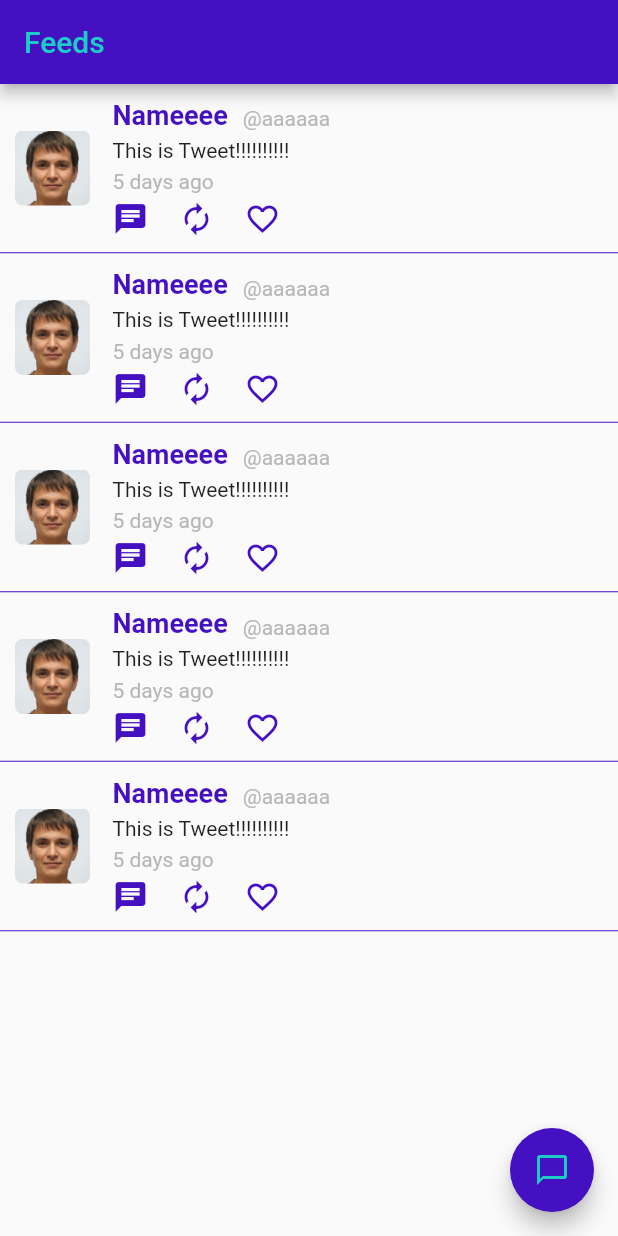
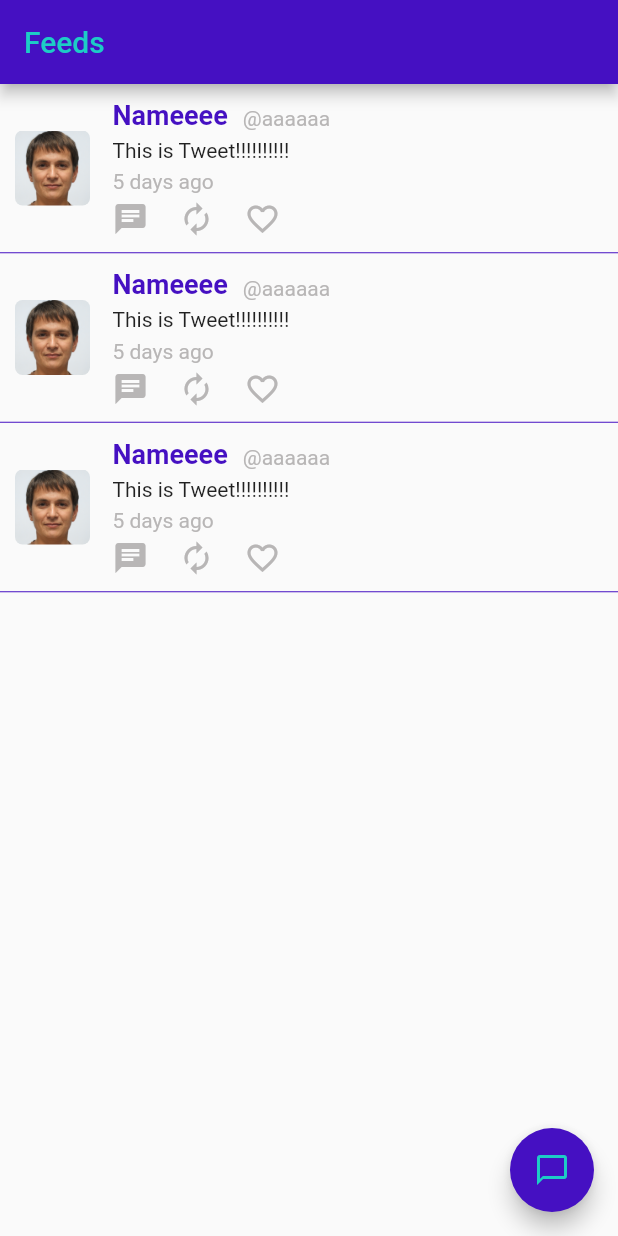
Before and after one commit to naoaki-kaito/ttwui, a Flutter app: the screen it shows after launch, on a phone screen of 412 x 824 dp. Run offline on Flutter 3.47's test engine with Material 2 defaults, Android fonts, the phone set to English and light mode, and no system bars.

Commit message:
ツイートの部分をコンポーネント化

```diff
--- /dev/null
+++ b/lib/components/tweet/item.dart
@@ -0,0 +1,74 @@
+import 'package:flutter/material.dart';
+import 'package:ttwui/components/app_color.dart';
+
+
+class TweetItem extends StatefulWidget {
+
+  const TweetItem() : super();
+
+  @override
+  State<StatefulWidget> createState() {
+    return _TweetItem();
+  }
+}
+
+class _TweetItem extends State<TweetItem> {
+
+  @override
+  Widget build(BuildContext context) {
+    return Column(children: <Widget>[
+      Padding(
+          padding: EdgeInsets.all(10),
+          child: Row(
+            children: <Widget>[
+              ClipRRect(
+                borderRadius: const BorderRadius.all(Radius.circular(5)),
+                child: SizedBox(
+                  child: Image.asset('images/person1.jpg'),
+                  width: 50,
+                ),
+              ),
+              SizedBox(width: 15),
+              SizedBox(
+                child: Column(
+                  crossAxisAlignment: CrossAxisAlignment.start,
+                  children: <Widget>[
+                    Row(
+                      crossAxisAlignment: CrossAxisAlignment.end,
+                      children: <Widget>[
+                        Text('Nameeee',
+                            style: TextStyle(
+                              fontSize: 18,
+                              fontWeight: FontWeight.w600,
+                              color: AppColor.primary,
+                            )),
+                        SizedBox(width: 10),
+                        Text('@aaaaaa', style: TextStyle(color: AppColor.hint)),
+                      ],
+                    ),
+                    SizedBox(height: 5),
+                    Text('This is Tweet!!!!!!!!!!'),
+                    SizedBox(height: 5),
+                    Text('5 days ago', style: TextStyle(color: AppColor.hint)),
+                    SizedBox(height: 5),
+                    Row(
+                      children: <Widget>[
+                        Icon(Icons.chat, color: AppColor.hint),
+                        SizedBox(width: 20),
+                        Icon(Icons.autorenew, color: AppColor.hint),
+                        SizedBox(width: 20),
+                        Icon(Icons.favorite_border, color: AppColor.hint)
+                      ],
+                    ),
+                  ],
+                ),
+              ),
+            ],
+          )),
+      Divider(
+        height: 1,
+        color: AppColor.primary,
+      ),
+    ]);
+  }
+}
--- a/lib/main.dart
+++ b/lib/main.dart
@@ -1,5 +1,6 @@
 import 'package:flutter/material.dart';
 import 'package:ttwui/components/app_color.dart';
+import 'package:ttwui/components/tweet/item.dart';
 
 void main() => runApp(MyApp());
 
@@ -37,11 +38,9 @@ class _MyHomePageState extends State<MyHomePage> {
       ),
       body: ListView(
         children: <Widget>[
-          buildFeed(),
-          buildFeed(),
-          buildFeed(),
-          buildFeed(),
-          buildFeed(),
+          TweetItem(),
+          TweetItem(),
+          TweetItem(),
         ],
       ),
       floatingActionButton: FloatingActionButton(
@@ -52,61 +51,4 @@ class _MyHomePageState extends State<MyHomePage> {
       ), // This trailing comma makes auto-formatting nicer for build methods.
     );
   }
-
-  Widget buildFeed() {
-    return Column(children: <Widget>[
-      Padding(
-          padding: EdgeInsets.all(10),
-          child: Row(
-            children: <Widget>[
-              ClipRRect(
-                borderRadius: const BorderRadius.all(Radius.circular(5)),
-                child: SizedBox(
-                  child: Image.asset('images/person1.jpg'),
-                  width: 50,
-                ),
-              ),
-              SizedBox(width: 15),
-              SizedBox(
-                child: Column(
-                  crossAxisAlignment: CrossAxisAlignment.start,
-                  children: <Widget>[
-                    Row(
-                      crossAxisAlignment: CrossAxisAlignment.end,
-                      children: <Widget>[
-                        Text('Nameeee',
-                            style: TextStyle(
-                              fontSize: 18,
-                              fontWeight: FontWeight.w600,
-                              color: AppColor.primary,
-                            )),
-                        SizedBox(width: 10),
-                        Text('@aaaaaa', style: TextStyle(color: AppColor.hint)),
-                      ],
-                    ),
-                    SizedBox(height: 5),
-                    Text('This is Tweet!!!!!!!!!!'),
-                    SizedBox(height: 5),
-                    Text('5 days ago', style: TextStyle(color: AppColor.hint)),
-                    SizedBox(height: 5),
-                    Row(
-                      children: <Widget>[
-                        Icon(Icons.chat, color: AppColor.primary),
-                        SizedBox(width: 20),
-                        Icon(Icons.autorenew, color: AppColor.primary),
-                        SizedBox(width: 20),
-                        Icon(Icons.favorite_border, color: AppColor.primary)
-                      ],
-                    ),
-                  ],
-                ),
-              ),
-            ],
-          )),
-      Divider(
-        height: 1,
-        color: AppColor.primary,
-      ),
-    ]);
-  }
 }
```
